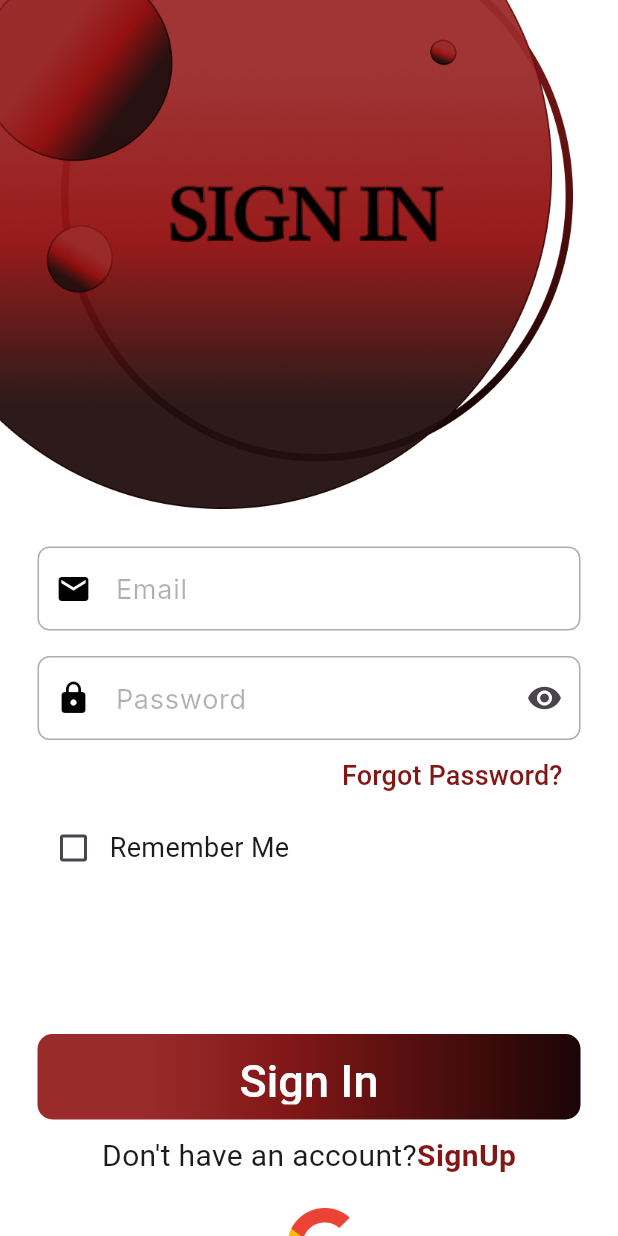
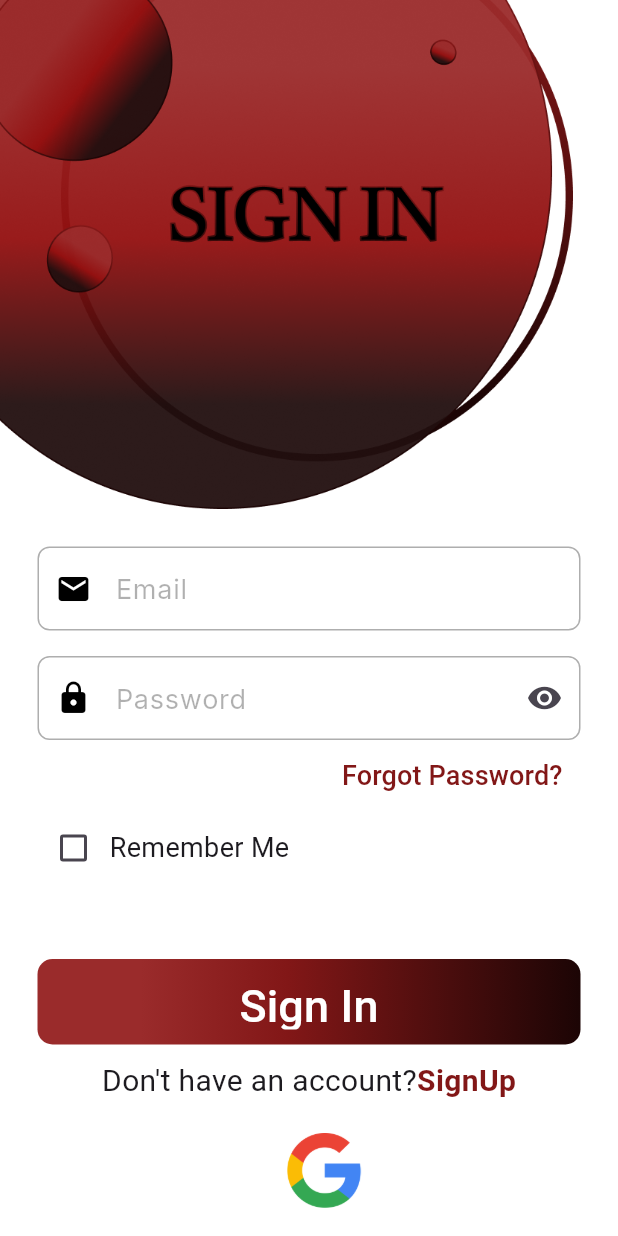
Before and after one commit to nouramer725/Servix, a Flutter app: the SignInClient screen opened by its route, on a phone screen of 412 x 824 dp. Run offline on Flutter 3.47's test engine with Material 3 defaults, Android fonts, the phone set to English and light mode, and no system bars; our stand-ins replace cloud_firestore, confetti, easy_localization, file_picker, firebase_auth, firebase_core and 8 more; accounts and stored records are empty.

Commit message:
edit sizedbox

```diff
--- a/lib/Client/Login-Register/Sign In/SignIn Form.dart
+++ b/lib/Client/Login-Register/Sign In/SignIn Form.dart
@@ -218,7 +218,7 @@ class _SignInFormState extends State<SignInForm> {
               value: _rememberMe,
               onChanged: (value) => setState(() => _rememberMe = value!),
             ),
-            const SizedBox(height: 100),
+            const SizedBox(height: 50),
             GradientButton(
                 onPressed: _isLoading ? null : _validateAndSubmit,
                 text: "Sign In".tr()),
```
